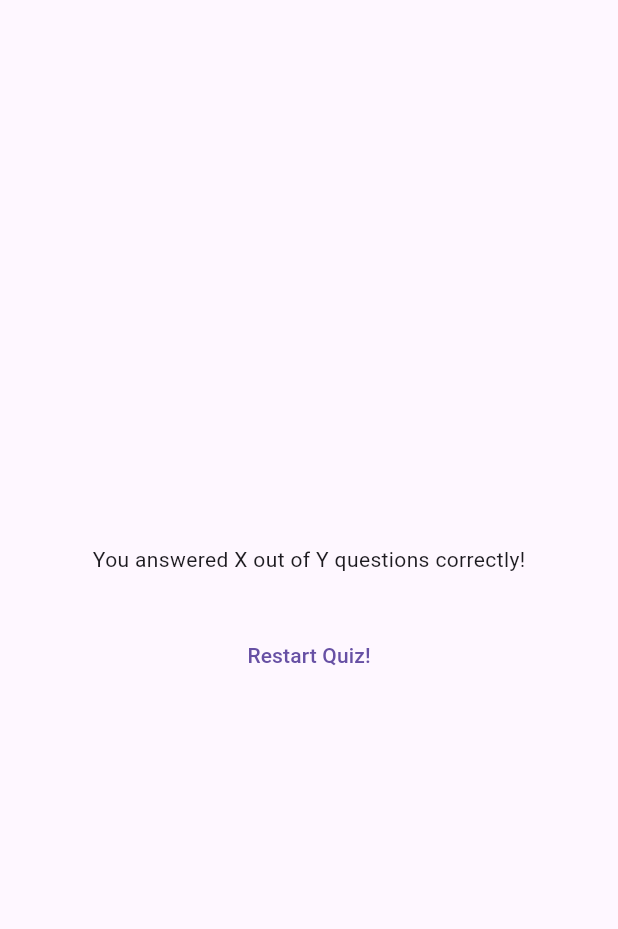
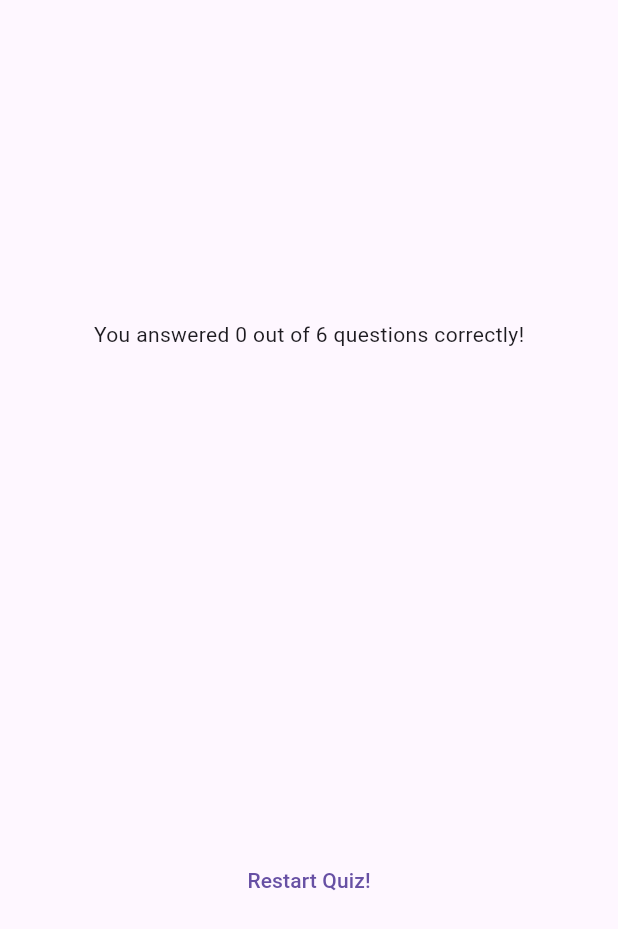
Before and after one commit to kirigaya211/Flutter_Practice, a Flutter app: the ResultScreen widget shown alone on an empty page, opened directly with empty values, on a phone screen of 412 x 824 dp. Shown: the top 929 px of the screen. Run offline on Flutter 3.47's test engine with Material 3 defaults, Android fonts, the phone set to English and light mode, and no system bars; our stand-ins replace google_fonts.

Commit message:
done with adv_basic project

```diff
--- a/adv_basics/lib/questions_summary.dart
+++ b/adv_basics/lib/questions_summary.dart
@@ -8,7 +8,10 @@
 
   @override
   Widget build(BuildContext context) {
-    return Column(
+    return SizedBox(
+      height: 300,
+      child: SingleChildScrollView(
+        child: Column(
           children: summaryData.map((data) {
             return Row(
               children: [
@@ -26,6 +29,8 @@
               ],
             );
           }).toList(),
+        ),
+      ),
     );
   }
 }
--- a/adv_basics/lib/results_screen.dart
+++ b/adv_basics/lib/results_screen.dart
@@ -22,6 +22,12 @@
 
   @override
   Widget build(BuildContext context) {
+    final summaryData = getSummaryData();
+    final numTotalQuestions = questions.length;
+    final numCorrectQuestions = summaryData.where((data) {
+      return data['user_answer'] == data['correct_answer'];
+    }).length;
+
     return SizedBox(
       width: double.infinity,
       child: Container(
@@ -29,9 +35,11 @@
         child: Column(
           mainAxisAlignment: MainAxisAlignment.center,
           children: [
-            const Text('You answered X out of Y questions correctly!'),
+            Text(
+              'You answered $numCorrectQuestions out of $numTotalQuestions questions correctly!',
+            ),
             const SizedBox(height: 30),
-            QuestionsSummary(getSummaryData()),
+            QuestionsSummary(summaryData),
             TextButton(onPressed: () {}, child: Text('Restart Quiz!')),
           ],
         ),
```
Lines whose indentation alone changed are shown as unchanged.
